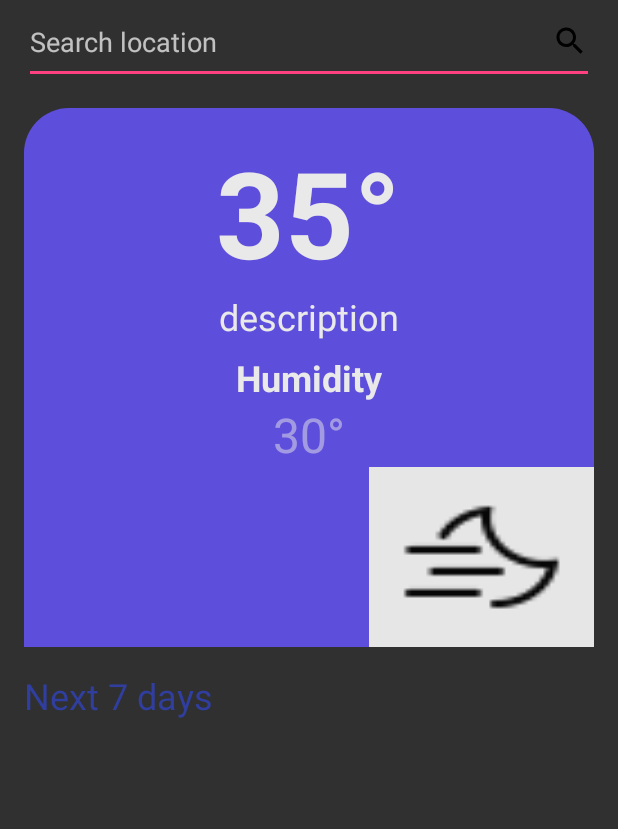
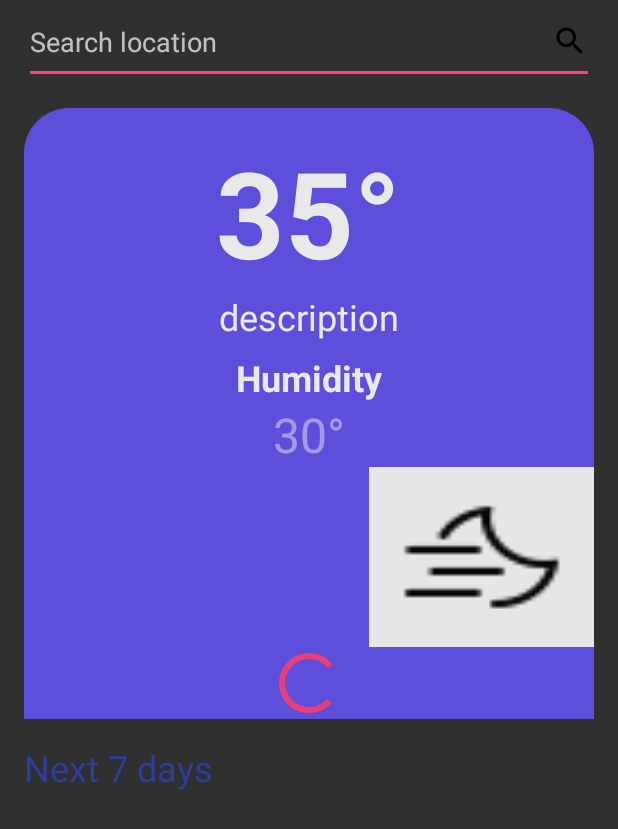
Before and after one commit to toluwalope19/Weather-App, an Android app: the layout main_fragment.xml on its own in the app's theme, with its tools: preview values and no code run, on a phone screen of 412 x 824 dp. Shown: the top 829 px of the screen. Run offline under Robolectric (Android 15) with nearby library versions, the phone set to English and light mode, and no system bars.

Commit message:
set up mainviewmodel

```diff
--- a/app/src/main/java/com/example/weatherapp/dataSource/DataSource.kt
+++ b/app/src/main/java/com/example/weatherapp/dataSource/DataSource.kt
@@ -1,15 +1,15 @@
 package com.example.weatherapp.dataSource
 
 import androidx.lifecycle.LiveData
-import com.example.weatherapp.model.WeatherResponse
+import com.example.weatherapp.model.Weather
 
 interface DataSource {
 
-    fun getWeather(): LiveData<WeatherResponse>
+    fun getWeather(): LiveData<Weather>
 
     fun refreshWeather()
 
-    fun saveWeather(weatherResponse: WeatherResponse)
+    fun saveWeather(weather: Weather)
 
     fun clearWeather()
 
--- /dev/null
+++ b/app/src/main/java/com/example/weatherapp/ui/ForecastAdapter.kt
@@ -0,0 +1,4 @@
+package com.example.weatherapp.ui
+
+class ForecastAdapter {
+}
--- a/app/src/main/java/com/example/weatherapp/ui/MainFragment.kt
+++ b/app/src/main/java/com/example/weatherapp/ui/MainFragment.kt
@@ -8,6 +8,8 @@ import android.view.View
 import android.view.ViewGroup
 import com.example.weatherapp.viewmodel.MainViewModel
 import com.example.weatherapp.R
+import com.example.weatherapp.repository.WeatherRepository
+import com.example.weatherapp.viewmodel.WeatherViewModelFactory
 
 
 class MainFragment : Fragment() {
@@ -17,6 +19,8 @@ class MainFragment : Fragment() {
     }
 
     private lateinit var viewModel: MainViewModel
+    private lateinit var repository: WeatherRepository
+    lateinit var factory: WeatherViewModelFactory
 
     override fun onCreateView(
         inflater: LayoutInflater, container: ViewGroup?,
--- a/app/src/main/res/layout/main_fragment.xml
+++ b/app/src/main/res/layout/main_fragment.xml
@@ -1,6 +1,18 @@
 <?xml version="1.0" encoding="utf-8"?>
-<LinearLayout xmlns:android="http://schemas.android.com/apk/res/android"
+<layout xmlns:android="http://schemas.android.com/apk/res/android"
     xmlns:tools="http://schemas.android.com/tools"
+    xmlns:tool="http://schemas.android.com/apk/res-auto">
+
+    <data>
+        <variable
+            name="weather"
+            type="com.example.weatherapp.model.Weather" />
+        <variable
+            name="weatherView"
+            type="com.example.weatherapp.viewmodel.MainViewModel" />
+    </data>
+
+    <LinearLayout
         android:layout_width="match_parent"
         android:orientation="vertical"
         android:layout_height="match_parent"
@@ -16,7 +28,7 @@
                 android:layout_height="match_parent"
                 android:drawableEnd="@drawable/ic_search_black_24dp"
                 android:layout_marginEnd="@dimen/searchMargin"
-             android:hint="@string/search"/>
+                android:hint="@string/search" />
 
         </androidx.appcompat.widget.Toolbar>
 
@@ -31,6 +43,7 @@
             android:layout_marginEnd="@dimen/cardMargin"
             android:layout_marginStart="@dimen/cardMargin">
 
+
             <TextView
                 android:textColor="@color/mainWhite"
                 android:layout_width="wrap_content"
@@ -38,7 +51,8 @@
                 android:layout_gravity="center"
                 android:textStyle="bold"
                 android:textSize="@dimen/weather"
-            android:text="@string/_35_xb0"/>
+                android:text="@{weather.temperature}"
+                tools:text="@string/_35_xb0"/>
 
             <TextView
                 android:layout_width="wrap_content"
@@ -46,7 +60,8 @@
                 android:textColor="@color/mainWhite"
                 android:textSize="24sp"
                 android:layout_gravity="center"
-            android:text="@string/description"/>
+                android:text="@{weather.description.toString()}"
+                tools:text="@string/description"/>
 
             <TextView
                 android:layout_width="wrap_content"
@@ -56,7 +71,9 @@
                 android:textStyle="bold"
                 android:textSize="24sp"
                 android:layout_gravity="center"
-            android:text="@string/humidity"/>
+                android:text="@string/humidity"
+                />
+
             <TextView
                 android:layout_width="wrap_content"
                 android:layout_height="wrap_content"
@@ -64,7 +81,8 @@
                 android:layout_gravity="center"
                 android:alpha="0.5"
                 android:textSize="32sp"
-            android:text="@string/_30_xb0"/>
+                android:text="@{weather.humidity}"
+                tools:text="@string/_30_xb0"/>
 
             <ImageView
                 android:layout_width="150dp"
@@ -72,7 +90,14 @@
                 android:layout_height="120dp"
                 android:layout_gravity="end"
                 android:id="@+id/weatherImage"
-            android:src="@drawable/fog_weather"/>
+                android:src="@{weather.icon}"
+                tools:src="@drawable/fog_weather"/>
+
+            <ProgressBar
+                android:id="@+id/progress_bar"
+                android:layout_width="wrap_content"
+                android:layout_gravity="center"
+                android:layout_height="wrap_content" />
 
         </LinearLayout>
 
@@ -83,12 +108,13 @@
             android:layout_marginStart="@dimen/cardMargin"
             android:text="@string/next_7_days"
             android:textSize="24sp"
-        android:textColor="@color/colorPrimaryDark"/>
+            android:textColor="@color/colorPrimaryDark" />
 
         <androidx.recyclerview.widget.RecyclerView
             android:id="@+id/recyclerView"
             android:layout_width="match_parent"
             android:layout_height="wrap_content"
-        android:layout_marginStart="@dimen/cardMargin"/>
+            android:layout_marginStart="@dimen/cardMargin" />
 
     </LinearLayout>
+</layout>
```
Also changed, not shown: app/src/main/java/com/example/weatherapp/dataSource/RemoteDataSource.kt (+7 -4 lines), app/src/main/java/com/example/weatherapp/repository/Repository.kt (deleted, +0 -12 lines), app/src/main/java/com/example/weatherapp/repository/WeatherRepository.kt (+25 -2 lines), app/src/main/java/com/example/weatherapp/viewmodel/MainViewModel.kt (+27 -2 lines), app/src/main/java/com/example/weatherapp/viewmodel/WeatherViewModelFactory.kt (added, +16 -0 lines), app/src/main/res/layout/forecast_tab.xml (+26 -11 lines). Lines whose indentation alone changed are shown as unchanged.
